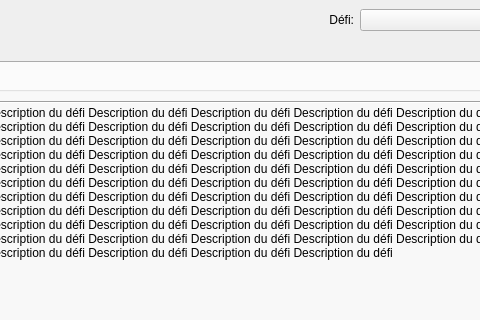
This is roboul_main.ui in agingrasc/grSimChallenge as Qt 5 draws it before an edit; both pictures show x 154 to 634 and y 0 to 320 of the 723 by 600 pixel window. The edited form follows.
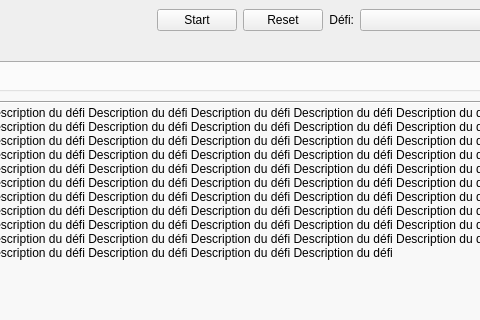
This is the edited form.

The edit to the form file:
```diff
--- a/roboul_main.ui
+++ b/roboul_main.ui
@@ -17,7 +17,26 @@
    <layout class="QGridLayout" name="gridLayout_2">
     <item row="0" column="0">
      <layout class="QGridLayout" name="gridLayout">
-      <item row="0" column="2">
+      <item row="0" column="1">
+       <widget class="QPushButton" name="startButton">
+        <property name="text">
+         <string>Start</string>
+        </property>
+        <property name="checkable">
+         <bool>true</bool>
+        </property>
+        <property name="checked">
+         <bool>false</bool>
+        </property>
+        <property name="default">
+         <bool>false</bool>
+        </property>
+        <property name="flat">
+         <bool>false</bool>
+        </property>
+       </widget>
+      </item>
+      <item row="0" column="4">
        <widget class="QComboBox" name="defis_comboBox">
         <property name="minimumSize">
          <size>
@@ -40,7 +59,7 @@
         </property>
        </spacer>
       </item>
-      <item row="1" column="0" colspan="3">
+      <item row="1" column="0" colspan="5">
        <widget class="QTabWidget" name="tabWidget">
         <property name="currentIndex">
          <number>0</number>
@@ -96,7 +115,7 @@
         </widget>
        </widget>
       </item>
-      <item row="0" column="1">
+      <item row="0" column="3">
        <widget class="QLabel" name="label">
         <property name="text">
          <string>Défi:</string>
@@ -106,6 +125,13 @@
         </property>
        </widget>
       </item>
+      <item row="0" column="2">
+       <widget class="QPushButton" name="resetButton">
+        <property name="text">
+         <string>Reset</string>
+        </property>
+       </widget>
+      </item>
      </layout>
     </item>
    </layout>
```
